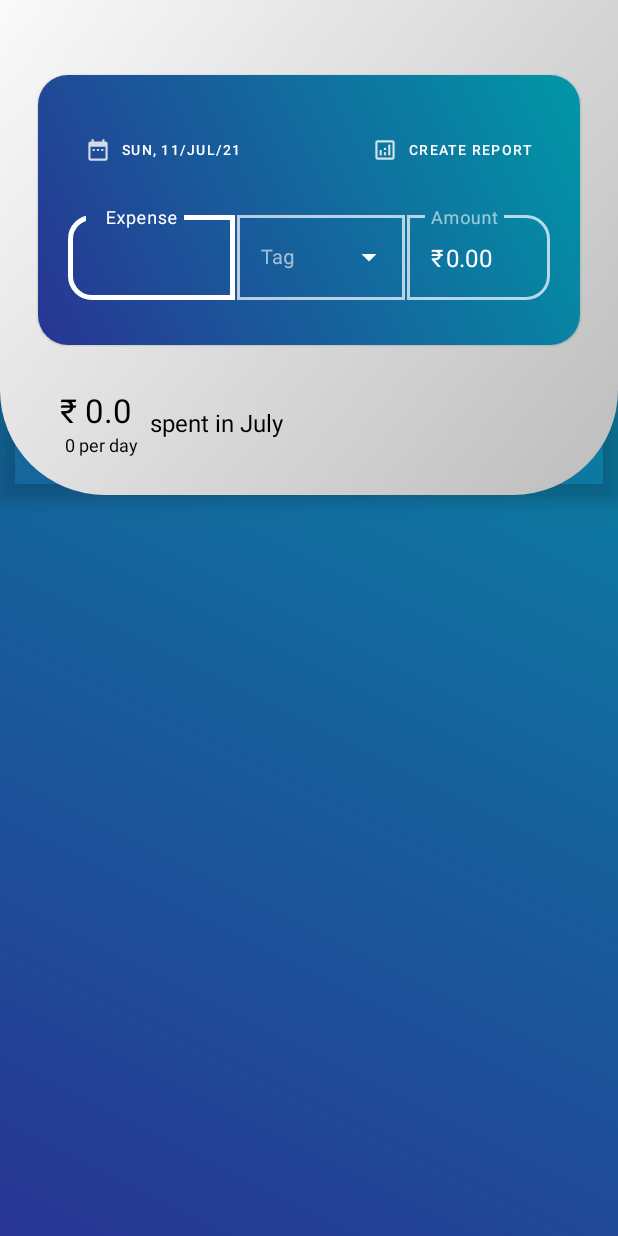
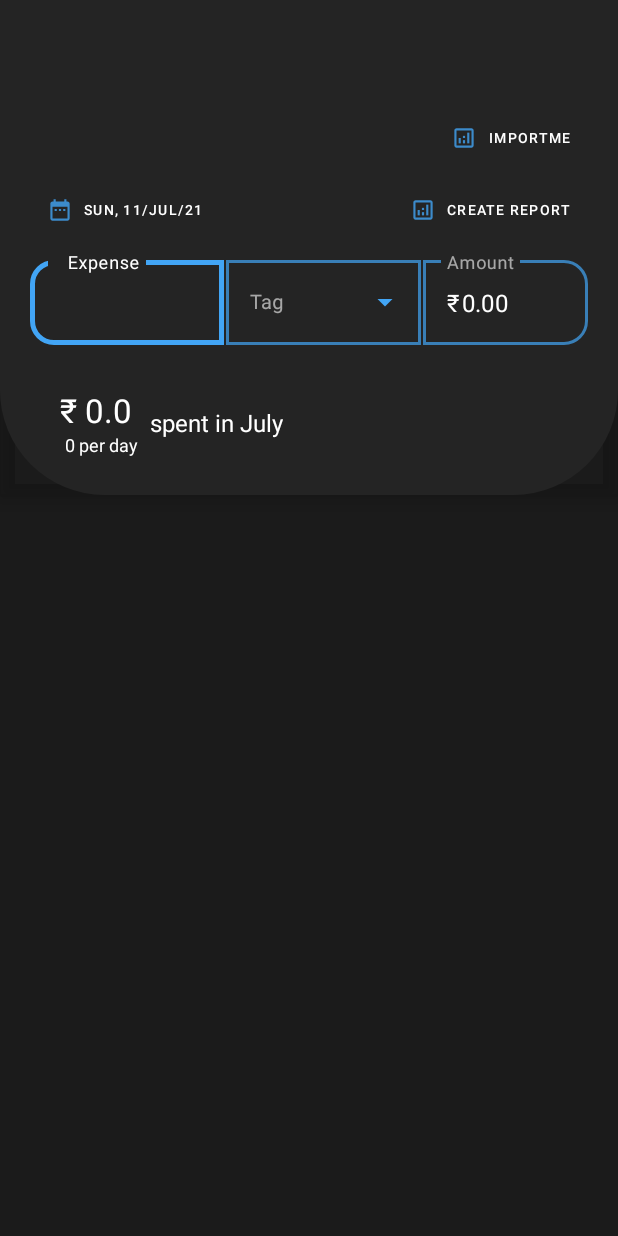
Before and after one commit to muhsinX119/pumpkin, an Android app: the screen it shows after launch (ScrollingActivity), on a phone screen of 412 x 824 dp. Run offline under Robolectric (Android 15) with nearby library versions, the phone set to English and light mode, and no system bars.

Commit message:
changed overall theming

```diff
--- a/app/src/main/res/drawable/appbar_bg_shape_gradient.xml
+++ b/app/src/main/res/drawable/appbar_bg_shape_gradient.xml
@@ -1,7 +1,7 @@
 <?xml version="1.0" encoding="utf-8"?>
 <shape xmlns:android="http://schemas.android.com/apk/res/android">
 
-    <gradient android:type="linear" android:angle="135" android:startColor="#bdbdbd" android:endColor="#fafafa" />
+    <gradient android:type="linear" android:angle="0" android:startColor="#242424" android:endColor="#242424" />
     <corners android:bottomLeftRadius="70dp" android:bottomRightRadius="70dp"/>
 
 </shape>
--- a/app/src/main/res/drawable/edit_recyclerview_bg_shape.xml
+++ b/app/src/main/res/drawable/edit_recyclerview_bg_shape.xml
@@ -1,6 +1,6 @@
 <?xml version="1.0" encoding="UTF-8"?>
 <shape xmlns:android="http://schemas.android.com/apk/res/android">
-    <gradient android:type="linear" android:angle="45" android:startColor="#283593" android:endColor="#0097a7"/>
+    <gradient android:type="linear" android:angle="45" android:startColor="#242424" android:endColor="#242424"/>
     <stroke android:width="3dp" android:color="#00FFFFFF" />
     <corners android:radius="18dp"/>
     <padding android:left="0dp" android:top="0dp" android:right="0dp" android:bottom="0dp" />
--- a/app/src/main/res/drawable/recycler_entry_bg_gradient.xml
+++ b/app/src/main/res/drawable/recycler_entry_bg_gradient.xml
@@ -1,6 +1,6 @@
 <?xml version="1.0" encoding="utf-8"?>
 <shape xmlns:android="http://schemas.android.com/apk/res/android">
 
-    <gradient android:type="linear" android:angle="135" android:startColor="#bdbdbd" android:endColor="#fafafa" />
+    <gradient android:type="linear" android:angle="0" android:startColor="#242424" android:endColor="#242424" />
 
 </shape>
--- a/app/src/main/res/layout/activity_scrolling.xml
+++ b/app/src/main/res/layout/activity_scrolling.xml
@@ -22,21 +22,6 @@
             app:layout_scrollFlags="scroll|snap"
             app:statusBarScrim="@android:color/transparent">
 
-            <com.google.android.material.card.MaterialCardView
-                android:id="@+id/cardViewTop"
-                android:layout_width="match_parent"
-                android:layout_height="180dp"
-                android:layout_marginHorizontal="25dp"
-                android:layout_marginTop="50dp"
-                android:layout_marginBottom="30dp"
-                style="@style/topCardStyle">
-
-                <androidx.constraintlayout.utils.widget.ImageFilterView
-                    android:layout_width="match_parent"
-                    android:layout_height="match_parent"
-                    style="@style/topCardImageViewStyle"
-                    android:scaleType="fitXY"/>
-
 
             <LinearLayout
                 android:id="@+id/linearLayoutForInputs"
@@ -44,7 +29,7 @@
                 android:layout_height="wrap_content"
                 android:layout_gravity="bottom"
                 android:layout_marginHorizontal="20dp"
-                    android:layout_marginBottom="30dp"
+                android:layout_marginBottom="100dp"
                 android:orientation="horizontal">
 
                 <com.google.android.material.textfield.TextInputLayout
@@ -127,7 +112,7 @@
                 android:layout_width="match_parent"
                 android:layout_height="wrap_content"
                 android:layout_gravity="bottom"
-                    android:layout_marginBottom="90dp"
+                android:layout_marginBottom="150dp"
                 android:orientation="horizontal"
                 android:paddingHorizontal="16dp"
                 android:paddingVertical="16dp">
@@ -148,7 +133,8 @@
                     android:layout_width="wrap_content"
                     android:layout_height="wrap_content"
                     android:layout_alignParentStart="true"
-                        android:layout_centerVertical="true"
+                    android:layout_centerVertical="false"
+                    android:layout_alignParentBottom="true"
                     android:text="Wed, 6/16/21"
                     android:textSize="9dp" />
 
@@ -158,14 +144,24 @@
                     android:layout_width="wrap_content"
                     android:layout_height="wrap_content"
                     android:layout_alignParentEnd="true"
-                        android:layout_centerVertical="true"
+                    android:layout_centerVertical="false"
+                    android:layout_alignParentBottom="true"
                     android:onClick="exportReport"
                     android:text="Create Report"
                     android:textSize="9dp" />
 
+                <Button
+                    android:id="@+id/restoreButton"
+                    style="@style/reportButton"
+                    android:layout_width="wrap_content"
+                    android:layout_height="wrap_content"
+                    android:layout_alignParentEnd="true"
+                    android:layout_above="@id/imageButton"
+                    android:onClick="importData"
+                    android:text="ImportMe"
+                    android:textSize="9dp" />
+
             </RelativeLayout>
-
-            </com.google.android.material.card.MaterialCardView>
 
             <RelativeLayout
                 android:id="@+id/relativeLayoutForSum"
--- a/app/src/main/res/layout/content_scrolling.xml
+++ b/app/src/main/res/layout/content_scrolling.xml
@@ -15,6 +15,7 @@
         android:paddingTop="16dp"
         android:id="@+id/entryRecyclerView"
         android:layout_width="match_parent"
-        android:layout_height="match_parent" />
+        android:layout_height="match_parent"
+        android:overScrollMode="never"/>
 
 </androidx.core.widget.NestedScrollView>
--- a/app/src/main/res/values-night/themes.xml
+++ b/app/src/main/res/values-night/themes.xml
@@ -7,22 +7,110 @@
         <item name="colorPrimaryVariant">#f1f4f6</item>
         <item name="colorOnPrimary">@color/black</item>
         <!-- Secondary brand color. -->
-        <item name="colorSecondary">@color/black</item>
+        <item name="colorSecondary">#1e88e5</item>
         <item name="colorSecondaryVariant">#1e88e5</item>
         <item name="colorOnSecondary">@color/black</item>
         <!-- Card color -->
-        <item name="colorSurface">#0277bd</item>
+        <item name="colorSurface">@color/black</item>
         <item name="colorOnSurface">@color/black</item>
         <!-- Status bar color. -->
         <item name="android:windowTranslucentNavigation">true</item>
         <item name="android:scrollbarThumbVertical">?attr/colorSecondary</item>
         <!--<item name="android:windowTranslucentStatus">true</item>-->
         <!-- Customize your theme here. -->
-        <item name="android:windowLightStatusBar">true</item>
+        <item name="android:windowLightStatusBar">false</item>
         <item name="materialCalendarTheme">@style/ThemeOverlay.App.DatePicker</item>
+
+        <item name="textOnTopCard">#ffffff</item>
+        <item name="inputBoxColor">#42a5f5</item>
+        <item name="textonMiddle">#ffffff</item>
+        <item name="textonRecycler">#ffffff</item>
 
     </style>
 
+
+    <!--new changes-->
+
+    <style name="topSectionBg" parent="">
+        <item name="android:background">#1b1b1b</item>
+    </style>
+
+    <style name="topCardStyle" parent="Widget.MaterialComponents.CardView">
+        <!--card color is irrelevant if we use cardimageview background-->
+        <item name="cardBackgroundColor">@color/white</item>
+        <item name="cardCornerRadius">20dp</item>
+        <item name="elevation">8dp</item>
+    </style>
+
+    <style name="topCardImageViewStyle" parent="">
+        <item name="android:background">@drawable/top_card_bg</item>
+    </style>
+
+    <style name="dateSelect" parent="@style/Widget.MaterialComponents.Button.OutlinedButton.Icon">
+        <item name="icon">@drawable/date_icon</item>
+        <item name="strokeColor">#00000000</item>
+        <item name="iconTint">?attr/inputBoxColor</item>
+        <item name="android:textColor">?attr/textOnTopCard</item>
+    </style>
+
+    <style name="reportButton" parent="@style/Widget.MaterialComponents.Button.OutlinedButton.Icon">
+        <item name="icon">@drawable/report_icon</item>
+        <item name="strokeColor">#00000000</item>
+        <item name="iconTint">?attr/inputBoxColor</item>
+        <item name="android:textColor">?attr/textOnTopCard</item>
+    </style>
+
+    <style name="textOnInputRow" parent="">
+        <item name="android:textColor">?attr/textOnTopCard</item>
+    </style>
+
+    <style name="fabStyle" parent="Widget.MaterialComponents.FloatingActionButton">
+        <item name="android:backgroundTint">?attr/inputBoxColor</item>
+        <item name="borderWidth">0dp</item>
+    </style>
+
+    <style name="textInMiddle" parent="Widget.AppCompat.TextView">
+        <item name="android:textColor">?attr/textonMiddle</item>
+    </style>
+
+    <style name="expensePerDay" parent="Widget.AppCompat.TextView">
+        <item name="alpha">.8</item>
+        <item name="android:textColor">?attr/textonMiddle</item>
+    </style>
+
+    <style name="recyclerBg" parent="">
+        <item name="android:backgroundTint">#00ffffff</item>
+        <item name="android:alpha">1</item>
+    </style>
+
+    <style name="entryItemStyle" parent="Widget.MaterialComponents.CardView">
+        <!--use entry item background style to set background color of recycler entry-->
+        <!--<item name="cardBackgroundColor">#299cf1</item>-->
+        <item name="cardCornerRadius">25dp</item>
+        <item name="rippleColor">@color/white</item>
+        <item name="elevation">0dp</item>
+    </style>
+
+    <style name="entryItemBackgroundStyle" parent="">
+        <item name="android:background">@drawable/recycler_entry_bg_gradient</item>
+    </style>
+
+    <style name="entryItemTextStyle" parent="">
+        <item name="android:textColor">?attr/textonRecycler</item>
+    </style>
+
+
+    <style name="ThemeOverlay.App.DatePicker" parent="@style/ThemeOverlay.MaterialComponents.MaterialCalendar">
+        <item name="colorPrimary">#0277bd</item>
+        <item name="colorOnPrimary">@color/white</item>
+        <item name="colorOnSurface">@color/black</item>
+        <item name="colorSurface">#b3e5fc</item>
+        <!-- Customize text field of the text input mode. -->
+    </style>
+
+
+
+    <!--not frequently changed-->
     <style name="Theme.Pumpkin.NoActionBar">
         <item name="windowActionBar">false</item>
         <item name="windowNoTitle">true</item>
@@ -39,9 +127,9 @@
         <item name="boxCornerRadiusBottomEnd">0dp</item>
 
         <item name="android:textColorHint">@color/textfiled_hinttext_colorstate</item>
-        <item name="hintTextColor">?attr/colorOnPrimary</item>
+        <item name="hintTextColor">?attr/textOnTopCard</item>
         <item name="boxBackgroundColor">#00FFFFFF</item>
-        <item name="prefixTextColor">@color/black</item>
+        <item name="prefixTextColor">?attr/textOnTopCard</item>
         <!-- Theme attributes<item name="boxStrokeColor">?attr/colorOnPrimary</item> -->
         <item name="boxStrokeWidth">2dp</item>
         <item name="boxStrokeWidthFocused">3dp</item>
@@ -58,7 +146,7 @@
         <item name="boxCornerRadiusTopEnd">0dp</item>
         <item name="boxCornerRadiusBottomEnd">0dp</item>
 
-        <item name="endIconTint">?attr/colorSecondary</item>
+        <item name="endIconTint">?attr/inputBoxColor</item>
 
         <!-- Style attributes <item name="hintTextAppearance">@style/HintText</item>
         <item name="errorTextAppearance">@style/ErrorText</item>
@@ -67,7 +155,7 @@
 
         <!-- Theme attributes -->
         <item name="android:textColorHint">@color/textfiled_hinttext_colorstate</item>
-        <item name="hintTextColor">?attr/colorOnPrimary</item>
+        <item name="hintTextColor">?attr/textOnTopCard</item>
         <item name="boxBackgroundColor">#00FFFFFF</item>
         <!-- Theme attributes<item name="boxStrokeColor">?attr/colorOnPrimary</item> -->
         <item name="boxStrokeWidth">2dp</item>
@@ -99,82 +187,9 @@
     </style>
 
     <style name="updateButton" parent="@style/Widget.MaterialComponents.Button">
-        <item name="textAppearanceButton">@style/updateButtonText</item>
-        <item name="background">@drawable/top_card_bg</item>
+        <item name="android:textColor">?attr/textOnTopCard</item>
+        <item name="android:backgroundTint">#242424</item>
 
     </style>
 
-    <style name="updateButtonText" parent="TextAppearance.MaterialComponents.Button">
-        <item name="android:textColor">@color/black</item>
-    </style>
-
-
-    <!--new changes-->
-
-    <style name="topSectionBg" parent="">
-        <item name="android:background">@drawable/appbar_bg_shape_gradient</item>
-    </style>
-
-    <style name="topCardStyle" parent="Widget.MaterialComponents.CardView">
-        <!--card color is irrelevant if we use cardimageview background-->
-        <item name="cardBackgroundColor">@color/white</item>
-        <item name="cardCornerRadius">20dp</item>
-        <item name="elevation">8dp</item>
-    </style>
-
-    <style name="topCardImageViewStyle" parent="">
-        <item name="android:background">@drawable/top_card_bg</item>
-    </style>
-
-    <style name="dateSelect" parent="@style/Widget.MaterialComponents.Button.OutlinedButton.Icon">
-        <item name="icon">@drawable/date_icon</item>
-        <item name="strokeColor">#00000000</item>
-        <item name="iconTint">?attr/colorSecondary</item>
-    </style>
-
-    <style name="reportButton" parent="@style/Widget.MaterialComponents.Button.OutlinedButton.Icon">
-        <item name="icon">@drawable/report_icon</item>
-        <item name="strokeColor">#00000000</item>
-        <item name="iconTint">?attr/colorSecondary</item>
-    </style>
-
-    <style name="fabStyle" parent="Widget.MaterialComponents.FloatingActionButton">
-        <item name="android:backgroundTint">#eeeeee</item>
-        <item name="borderWidth">0dp</item>
-    </style>
-
-    <style name="textInMiddle" parent="Widget.AppCompat.TextView">
-        <item name="android:textColor">@color/black</item>
-    </style>
-
-    <style name="expensePerDay" parent="Widget.AppCompat.TextView">
-        <item name="alpha">.8</item>
-        <item name="android:textColor">?attr/colorOnPrimary</item>
-    </style>
-
-    <style name="recyclerBg" parent="">
-        <item name="android:backgroundTint">#00FFFFFF</item>
-        <item name="android:alpha">1</item>
-    </style>
-
-    <style name="entryItemStyle" parent="Widget.MaterialComponents.CardView">
-        <!--<item name="cardBackgroundColor">#299cf1</item>-->
-        <item name="cardCornerRadius">16dp</item>
-        <item name="rippleColor">@color/white</item>
-        <item name="elevation">2dp</item>
-    </style>
-
-    <style name="entryItemBackgroundStyle" parent="">
-        <item name="android:background">@drawable/top_card_bg</item>
-    </style>
-
-
-    <style name="ThemeOverlay.App.DatePicker" parent="@style/ThemeOverlay.MaterialComponents.MaterialCalendar">
-        <item name="colorPrimary">#0277bd</item>
-        <item name="colorOnPrimary">@color/white</item>
-        <item name="colorOnSurface">@color/black</item>
-        <item name="colorSurface">#b3e5fc</item>
-        <!-- Customize text field of the text input mode. -->
-    </style>
-
 </resources>
--- a/app/src/main/res/values/themes.xml
+++ b/app/src/main/res/values/themes.xml
@@ -18,13 +18,13 @@
         <item name="android:scrollbarThumbVertical">?attr/colorSecondary</item>
         <!--<item name="android:windowTranslucentStatus">true</item>-->
         <!-- Customize your theme here. -->
-        <item name="android:windowLightStatusBar">true</item>
+        <item name="android:windowLightStatusBar">false</item>
         <item name="materialCalendarTheme">@style/ThemeOverlay.App.DatePicker</item>
 
         <item name="textOnTopCard">#ffffff</item>
-        <item name="inputBoxColor">#ffffff</item>
-        <item name="textonMiddle">#000000</item>
-        <item name="textonRecycler">#000000</item>
+        <item name="inputBoxColor">#42a5f5</item>
+        <item name="textonMiddle">#ffffff</item>
+        <item name="textonRecycler">#ffffff</item>
 
     </style>
 
@@ -32,7 +32,7 @@
     <!--new changes-->
 
     <style name="topSectionBg" parent="">
-        <item name="android:background">@drawable/top_card_bg</item>
+        <item name="android:background">#1b1b1b</item>
     </style>
 
     <style name="topCardStyle" parent="Widget.MaterialComponents.CardView">
@@ -49,14 +49,14 @@
     <style name="dateSelect" parent="@style/Widget.MaterialComponents.Button.OutlinedButton.Icon">
         <item name="icon">@drawable/date_icon</item>
         <item name="strokeColor">#00000000</item>
-        <item name="iconTint">?attr/textOnTopCard</item>
+        <item name="iconTint">?attr/inputBoxColor</item>
         <item name="android:textColor">?attr/textOnTopCard</item>
     </style>
 
     <style name="reportButton" parent="@style/Widget.MaterialComponents.Button.OutlinedButton.Icon">
         <item name="icon">@drawable/report_icon</item>
         <item name="strokeColor">#00000000</item>
-        <item name="iconTint">?attr/textOnTopCard</item>
+        <item name="iconTint">?attr/inputBoxColor</item>
         <item name="android:textColor">?attr/textOnTopCard</item>
     </style>
 
@@ -65,7 +65,7 @@
     </style>
 
     <style name="fabStyle" parent="Widget.MaterialComponents.FloatingActionButton">
-        <item name="android:backgroundTint">#00838f</item>
+        <item name="android:backgroundTint">?attr/inputBoxColor</item>
         <item name="borderWidth">0dp</item>
     </style>
 
@@ -187,13 +187,9 @@
     </style>
 
     <style name="updateButton" parent="@style/Widget.MaterialComponents.Button">
-        <item name="textAppearanceButton">@style/updateButtonText</item>
-        <item name="background">@drawable/top_card_bg</item>
+        <item name="android:textColor">?attr/textOnTopCard</item>
+        <item name="android:backgroundTint">#242424</item>
 
     </style>
 
-    <style name="updateButtonText" parent="TextAppearance.MaterialComponents.Button">
-        <item name="android:textColor">@color/black</item>
-    </style>
-
 </resources>
```
Also changed, not shown: app/src/main/java/com/example/pumpkin/ScrollingActivity.java (+109 -5 lines), app/src/main/res/layout/edit_recycler_activity.xml (+5 -5 lines). Lines whose indentation alone changed are shown as unchanged.
